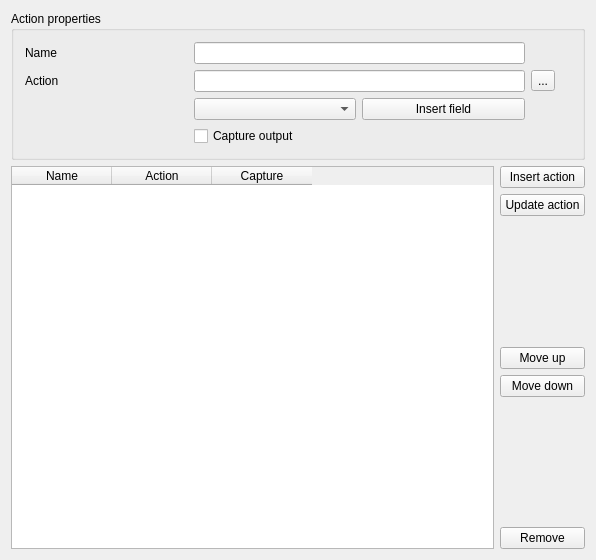
Old version of the form src/ui/qgsattributeactiondialogbase.ui in the repository kadas-albireo/kadas-albireo.
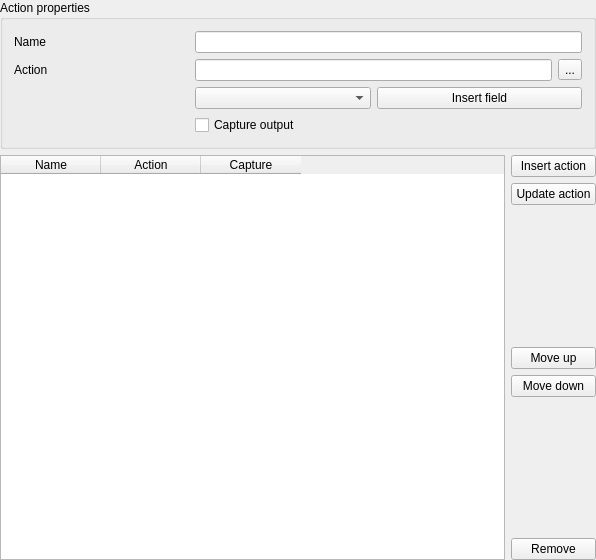
New version of the form.

The edit to the form file:
```diff
--- a/src/ui/qgsattributeactiondialogbase.ui
+++ b/src/ui/qgsattributeactiondialogbase.ui
@@ -19,6 +19,18 @@
    <string>Attribute Actions</string>
   </property>
   <layout class="QGridLayout" >
+   <property name="leftMargin" >
+    <number>0</number>
+   </property>
+   <property name="topMargin" >
+    <number>0</number>
+   </property>
+   <property name="rightMargin" >
+    <number>0</number>
+   </property>
+   <property name="bottomMargin" >
+    <number>0</number>
+   </property>
    <item row="0" column="0" colspan="2" >
     <widget class="QGroupBox" name="groupBox" >
      <property name="title" >
@@ -38,7 +50,7 @@
         </property>
        </widget>
       </item>
-      <item row="0" column="1" colspan="2" >
+      <item row="0" column="1" colspan="3" >
        <widget class="QLineEdit" name="actionName" >
         <property name="toolTip" >
          <string>Enter the action name here</string>
@@ -48,22 +60,6 @@
         </property>
        </widget>
       </item>
-      <item row="0" column="3" >
-       <spacer>
-        <property name="orientation" >
-         <enum>Qt::Horizontal</enum>
-        </property>
-        <property name="sizeType" >
-         <enum>QSizePolicy::Maximum</enum>
-        </property>
-        <property name="sizeHint" >
-         <size>
-          <width>40</width>
-          <height>20</height>
-         </size>
-        </property>
-       </spacer>
-      </item>
       <item row="1" column="0" >
        <widget class="QLabel" name="textLabel2" >
         <property name="whatsThis" >
@@ -103,22 +99,6 @@
         </property>
        </widget>
       </item>
-      <item row="2" column="0" >
-       <spacer>
-        <property name="orientation" >
-         <enum>Qt::Horizontal</enum>
-        </property>
-        <property name="sizeType" >
-         <enum>QSizePolicy::Maximum</enum>
-        </property>
-        <property name="sizeHint" >
-         <size>
-          <width>40</width>
-          <height>20</height>
-         </size>
-        </property>
-       </spacer>
-      </item>
       <item row="2" column="1" >
        <widget class="QComboBox" name="fieldComboBox" >
         <property name="toolTip" >
@@ -126,7 +106,7 @@
         </property>
        </widget>
       </item>
-      <item row="2" column="2" >
+      <item row="2" column="2" colspan="2" >
        <widget class="QPushButton" name="insertFieldButton" >
         <property name="toolTip" >
          <string>Inserts the selected field into the action, prepended with a %</string>
@@ -136,38 +116,6 @@
         </property>
        </widget>
       </item>
-      <item row="2" column="3" >
-       <spacer>
-        <property name="orientation" >
-         <enum>Qt::Horizontal</enum>
-        </property>
-        <property name="sizeType" >
-         <enum>QSizePolicy::Maximum</enum>
-        </property>
-        <property name="sizeHint" >
-         <size>
-          <width>40</width>
-          <height>20</height>
-         </size>
-        </property>
-       </spacer>
-      </item>
-      <item row="3" column="0" >
-       <spacer>
-        <property name="orientation" >
-         <enum>Qt::Horizontal</enum>
-        </property>
-        <property name="sizeType" >
-         <enum>QSizePolicy::Maximum</enum>
-        </property>
-        <property name="sizeHint" >
-         <size>
-          <width>40</width>
-          <height>20</height>
-         </size>
-        </property>
-       </spacer>
-      </item>
       <item row="3" column="1" colspan="2" >
        <widget class="QCheckBox" name="captureCB" >
         <property name="toolTip" >
@@ -181,22 +129,6 @@
         </property>
        </widget>
       </item>
-      <item row="3" column="3" >
-       <spacer>
-        <property name="orientation" >
-         <enum>Qt::Horizontal</enum>
-        </property>
-        <property name="sizeType" >
-         <enum>QSizePolicy::Maximum</enum>
-        </property>
-        <property name="sizeHint" >
-         <size>
-          <width>40</width>
-          <height>20</height>
-         </size>
-        </property>
-       </spacer>
-      </item>
      </layout>
     </widget>
    </item>
```
